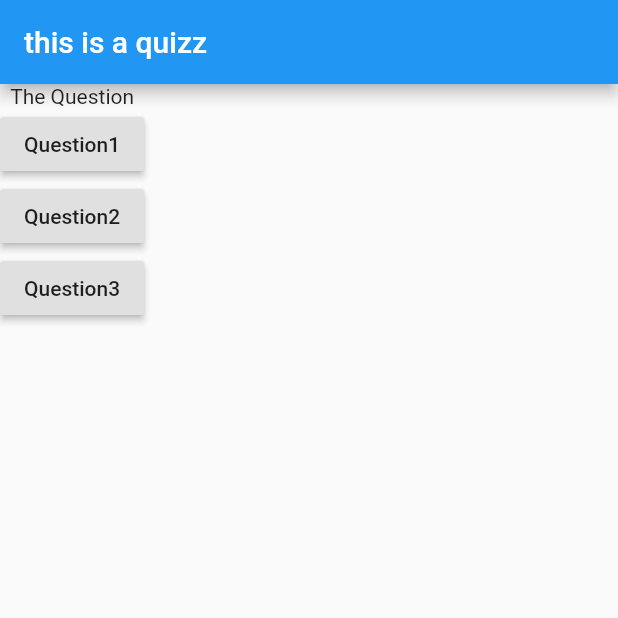
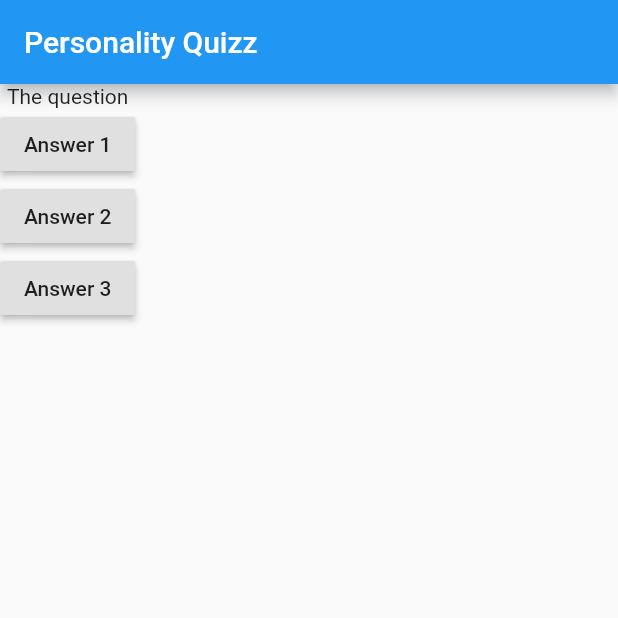
Before and after one commit to raphaelpinel/flutter-personality-quiz, a Flutter app: the screen it shows after launch, on a phone screen of 412 x 824 dp, the top half of it. Run offline on Flutter 3.47's test engine with Material 2 defaults, Android fonts, the phone set to English and light mode, and no system bars.

Commit message:
improve buttons text

```diff
--- a/lib/main.dart
+++ b/lib/main.dart
@@ -1,14 +1,9 @@
 import 'package:flutter/material.dart';
 
-main(List<String> args) {
-  runApp(MyApp());
-}
+void main() => runApp(MyApp());
 
 class MyApp extends StatelessWidget {
-  void answerQuestion() {
-    print('Answer 2 chosen');
-  }
-
+  void answer1() => print('pressed on answer 1');
   @override
   Widget build(BuildContext context) {
     var questions = [
@@ -18,24 +13,24 @@ class MyApp extends StatelessWidget {
     return MaterialApp(
       home: Scaffold(
         appBar: AppBar(
-          title: Text('this is a quizz'),
+          title: Text('Personality Quizz'),
         ),
         body: Column(
           children: <Widget>[
-            Text('The Question'),
+            Text('The question'),
             RaisedButton(
-              child: Text('Question1'),
-              onPressed: () => print('answer 1 chosen'),
+              child: Text('Answer 1'),
+              onPressed: answer1,
             ),
             RaisedButton(
-              child: Text('Question2'),
-              onPressed: answerQuestion,
+              child: Text('Answer 2'),
+              onPressed: () => print('pressed on Answer 2'),
             ),
             RaisedButton(
-              child: Text('Question3'),
+              child: Text('Answer 3'),
               onPressed: () {
-                // ...
-                print('Answer 3 chosen');
+                //...
+                print('pressed on answer 3');
               },
             ),
           ],
```
Also changed, not shown: lib/main0.dart (+29 -6 lines).
